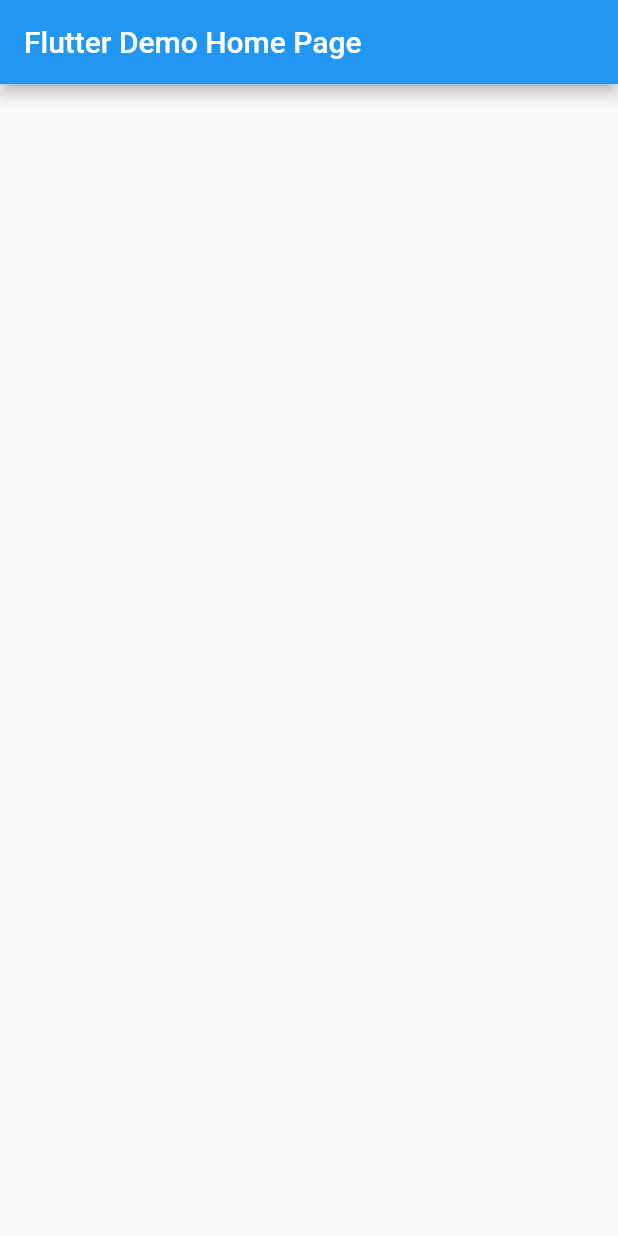
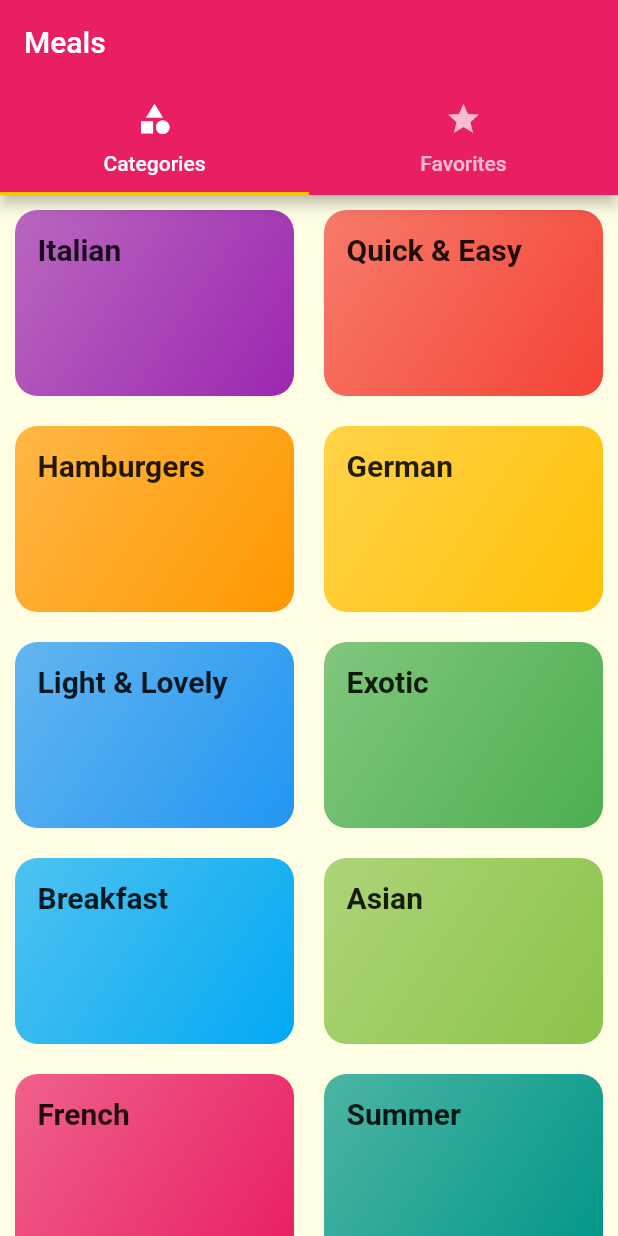
Before and after one commit to power19942/flutter_2019, a Flutter app: the screen it shows after launch, on a phone screen of 412 x 824 dp. Run offline on Flutter 3.47's test engine with Material 2 defaults, Android fonts, the phone set to English and light mode, and no system bars; Roboto replaces fonts that are missing (Raleway, RobotoCondensed).

Commit message:
finish tabbar

```diff
--- a/lib/main.dart
+++ b/lib/main.dart
@@ -1,4 +1,9 @@
 import 'package:flutter/material.dart';
+import 'package:meals_app/screens/categories_screen.dart';
+import 'package:meals_app/screens/category_meals_screen.dart';
+import 'package:meals_app/screens/meal_detail_screen.dart';
+import 'package:meals_app/screens/tabs_screen.dart';
+
 
 void main() => runApp(MyApp());
 
@@ -7,36 +12,39 @@ class MyApp extends StatelessWidget {
   @override
   Widget build(BuildContext context) {
     return MaterialApp(
+      debugShowCheckedModeBanner: false,
       title: 'Flutter Demo',
       theme: ThemeData(
-        primarySwatch: Colors.blue,
+        primarySwatch: Colors.pink,
+        accentColor: Colors.amber,
+        canvasColor: Color.fromRGBO(255, 254, 229, 1),
+        fontFamily: 'Raleway',
+        textTheme: ThemeData.light().textTheme.copyWith(
+          body1: TextStyle(
+            color: Color.fromRGBO(20, 51, 51, 1)
+          ),
+          body2: TextStyle(
+            color: Color.fromRGBO(20, 51, 51, 1)
+          ),
+          title: TextStyle(
+            fontSize: 20,
+            fontFamily: 'RobotoCondensed',
+            fontWeight: FontWeight.bold
+          )
+        )
       ),
-      home: MyHomePage(title: 'Flutter Demo Home Page'),
+      initialRoute: '/',
+      routes: {
+        '/': (ctx)=>TabsScreen(),
+        CategoryMealsScreen.routeName: (ctx)=> CategoryMealsScreen(),
+        MealDetailScreen.routeName: (ctx)=> MealDetailScreen()
+      },
+      onGenerateRoute: (RouteSettings settings){
+
+      },
+      onUnknownRoute: (RouteSettings settings){
+
+      },
     );
   }
 }
-
-class MyHomePage extends StatefulWidget {
-  MyHomePage({Key key, this.title}) : super(key: key);
-
-  final String title;
-
-  @override
-  _MyHomePageState createState() => _MyHomePageState();
-}
-
-class _MyHomePageState extends State<MyHomePage> {
-
-  @override
-  Widget build(BuildContext context) {
-    return Scaffold(
-      appBar: AppBar(
-        title: Text(widget.title),
-      ),
-      body: Center(
-        child: Column(
-        ),
-      ),
-    );
-  }
-}
--- /dev/null
+++ b/lib/screens/categories_screen.dart
@@ -0,0 +1,24 @@
+import 'package:flutter/material.dart';
+import 'package:meals_app/widgets/category_item.dart';
+import '../dummy_data.dart';
+
+class CategoriesScreen extends StatelessWidget {
+  @override
+  Widget build(BuildContext context) {
+    return Scaffold(
+      // appBar: AppBar(
+      //   title: const Text('DeliMeals'),
+      // ),
+      body: GridView(
+        padding: EdgeInsets.all(10),
+          children: DUMMY_CATEGORIES
+              .map((cat) => CategoryItem(cat.id,cat.title, cat.color))
+              .toList(),
+          gridDelegate: SliverGridDelegateWithMaxCrossAxisExtent(
+              maxCrossAxisExtent: 200,
+              childAspectRatio: 3 / 2,
+              crossAxisSpacing: 20,
+              mainAxisSpacing: 20)),
+    );
+  }
+}
--- /dev/null
+++ b/lib/screens/tabs_screen.dart
@@ -0,0 +1,31 @@
+import 'package:flutter/material.dart';
+
+import 'categories_screen.dart';
+import 'favorites_screen.dart';
+
+class TabsScreen extends StatefulWidget {
+  _TabsScreenState createState() => _TabsScreenState();
+}
+
+class _TabsScreenState extends State<TabsScreen> {
+  @override
+  Widget build(BuildContext context) {
+    return DefaultTabController(
+      length: 2,
+      child: Scaffold(
+        appBar: AppBar(title: Text('Meals'),bottom: TabBar(
+          tabs: <Widget>[
+            Tab(icon:Icon( Icons.category),text: 'Categories',),
+            Tab(icon:Icon( Icons.star),text: 'Favorites',),
+          ],
+        ),),
+        body: TabBarView(
+          children: <Widget>[
+            CategoriesScreen(),
+            FavoritesScreen()
+          ],
+        ),
+      ),
+    );
+  }
+}
--- /dev/null
+++ b/lib/widgets/category_item.dart
@@ -0,0 +1,38 @@
+import 'package:flutter/material.dart';
+import 'package:meals_app/screens/category_meals_screen.dart';
+
+class CategoryItem extends StatelessWidget {
+  final String id;
+  final String title;
+  final Color color;
+
+  CategoryItem(this.id,this.title, this.color);
+
+  selectCategory(context) {
+        Navigator.of(context).pushNamed(
+          CategoryMealsScreen.routeName,
+          arguments: {'id':id,'title':title});
+      }
+
+  @override
+  Widget build(BuildContext context) {
+    return InkWell(
+      splashColor: Theme.of(context).primaryColor,
+      borderRadius: BorderRadius.circular(15),
+      onTap:()=> selectCategory(context),
+      child: Container(
+        padding: const EdgeInsets.all(15),
+        child: Text(
+          title,
+          style: Theme.of(context).textTheme.title,
+        ),
+        decoration: BoxDecoration(
+            gradient: LinearGradient(
+                colors: [color.withOpacity(0.7), color],
+                begin: Alignment.topLeft,
+                end: Alignment.bottomRight),
+            borderRadius: BorderRadius.circular(15)),
+      ),
+    );
+  }
+}
```
Also changed, not shown: lib/screens/category_meals_screen.dart (added, +37 -0 lines), lib/screens/favorites_screen.dart (added, +13 -0 lines), lib/screens/meal_detail_screen.dart (added, +78 -0 lines), lib/widgets/meal_item.dart (added, +121 -0 lines).
